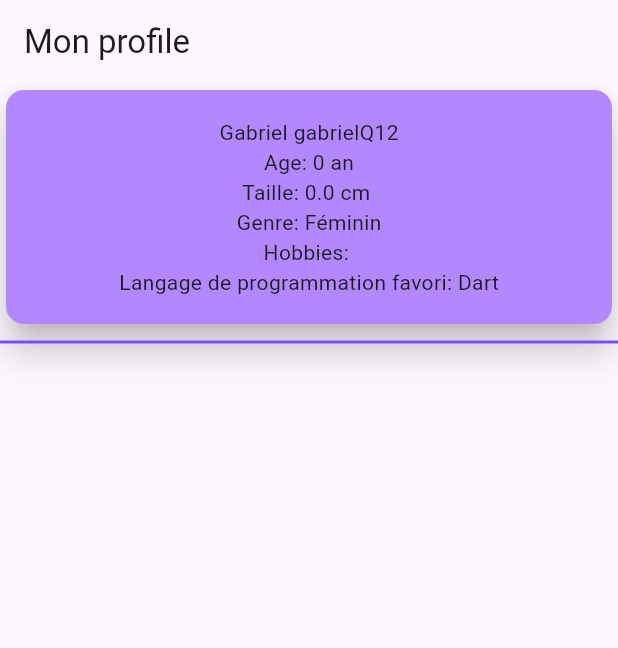
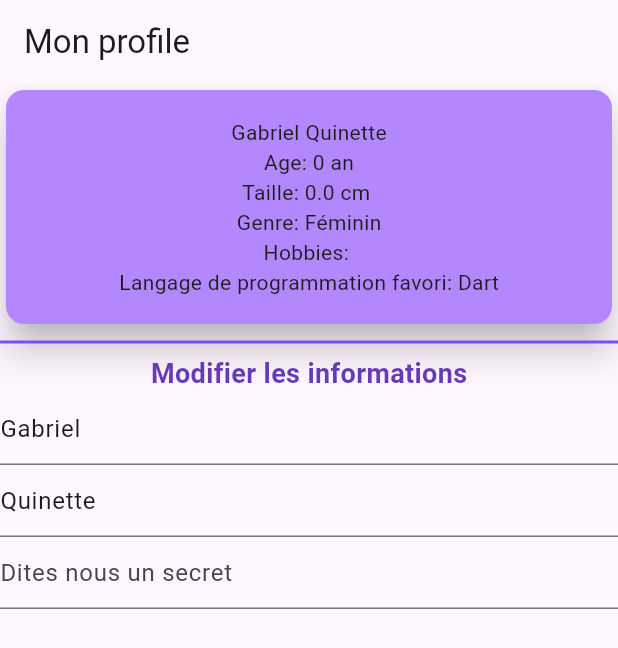
Before and after one commit to gabrielQ12/flutter_exercice2, a Flutter app: the screen it shows after launch, on a phone screen of 412 x 824 dp. Shown: the top 648 px of the screen. Run offline on Flutter 3.47's test engine with Material 3 defaults, Android fonts, the phone set to English and light mode, and no system bars.

Commit message:
TextField: DONE

```diff
--- a/lib/profile_page.dart
+++ b/lib/profile_page.dart
@@ -7,15 +7,27 @@ class ProfilePage extends StatefulWidget {
 }
 
 class ProfilePageState extends State<ProfilePage> {
-  Profile myProfile = Profile(surname: "Gabriel", name: "gabrielQ12");
+  Profile myProfile = Profile(surname: "Gabriel", name: "Quinette");
+  late TextEditingController surname;
+  late TextEditingController name;
+  late TextEditingController secret;
 
   @override
   void initState() {
     super.initState();
+    surname = TextEditingController();
+    name = TextEditingController();
+    secret = TextEditingController();
+    surname.text = myProfile.surname;
+    name.text = myProfile.name;
+    secret.text = myProfile.secret;
   }
 
   @override
   void dispose() {
+    surname.dispose();
+    name.dispose();
+    secret.dispose();
     super.dispose();
   }
 
@@ -32,7 +44,6 @@ class ProfilePageState extends State<ProfilePage> {
               elevation: 10,
               child: Container(
                 width: MediaQuery.of(context).size.width,
-
                 margin: EdgeInsets.all(10),
                 padding: EdgeInsets.all(8),
                 child: Column(
@@ -42,15 +53,56 @@ class ProfilePageState extends State<ProfilePage> {
                     Text("Taille: ${myProfile.setHeight()} "),
                     Text("Genre: ${myProfile.genderString()}"),
                     Text("Hobbies: ${myProfile.setHobbies()}"),
-                Text("Langage de programmation favori: ${myProfile.favoritelang}"),
+                    Text(
+                        "Langage de programmation favori: ${myProfile.favoritelang}"),
                   ],
                 ),
-          )
+              )),
+          const Divider(
+            color: Colors.deepPurpleAccent,
+            thickness: 2,
           ),
-          Divider(color: Colors.deepPurpleAccent, thickness: 2,)
+          const Text("Modifier les informations",
+              style: TextStyle(
+                color: Colors.deepPurple,
+                fontWeight: FontWeight.bold,
+                fontSize: 18,
+              )),
+          myTextField(controller: surname, hint: "Entrez votre prénom"),
+          myTextField(controller: name, hint: "Entrez votre nom"),
+          myTextField(controller: secret, hint: "Dites nous un secret", isSecret: true,)
         ],
-      )
-      ),
+      )),
     );
   }
+
+  TextField myTextField(
+      {required TextEditingController controller,
+      required String hint,
+      bool isSecret = false}) {
+    return TextField(
+      controller: controller,
+      decoration: InputDecoration(
+        hintText: hint,
+      ),
+      obscureText: isSecret,
+      onSubmitted: ((newValue) {
+        updateUser();
+      }),
+    );
   }
+
+   updateUser() {
+    setState(() {
+      myProfile = Profile(
+        surname: (surname.text != myProfile.surname)
+            ? surname.text
+            : myProfile.surname,
+        name: (name.text != myProfile.name)
+          ? name.text
+          : myProfile.name,
+        secret: secret.text,
+      );
+    });
+  }
+}
```
Lines whose indentation alone changed are shown as unchanged.
